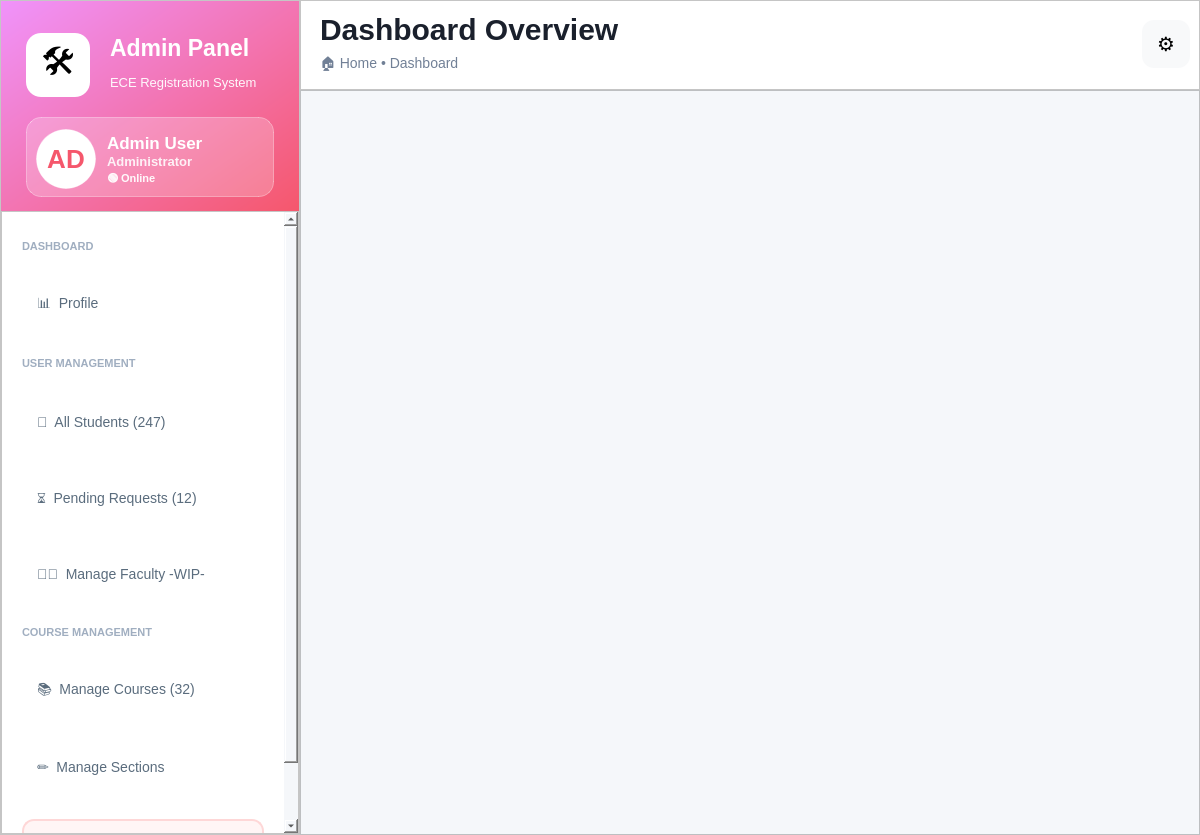
Before: the Qt Designer form app_ui/admin_ui/admin_dashboard.ui in Yasser-Daffa/ECE-Course-Registeration, drawn with Qt 5.
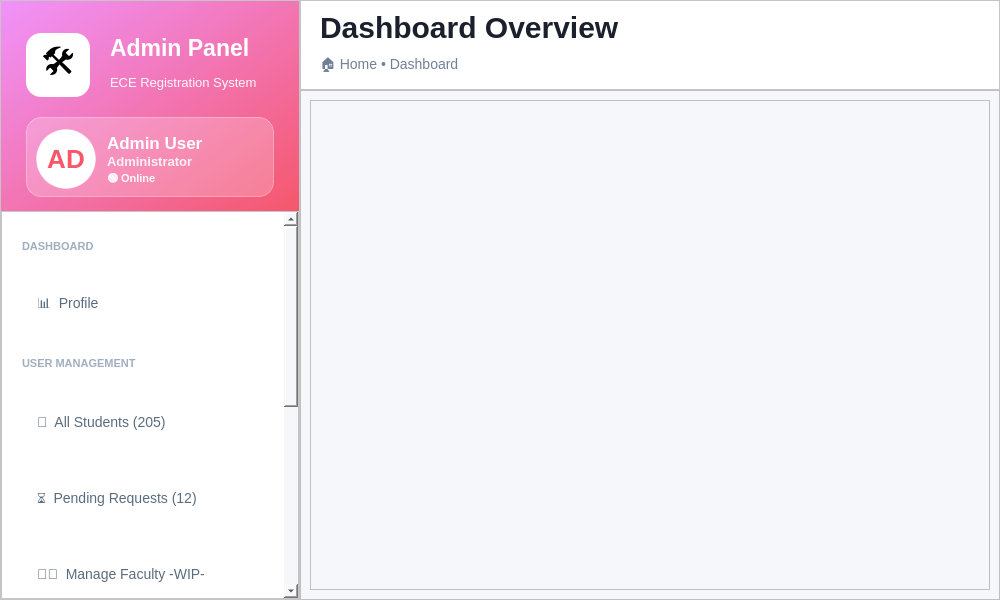
After: the same form once the commit is applied.

The edit to the form file:
```diff
--- a/app_ui/admin_ui/admin_dashboard.ui
+++ b/app_ui/admin_ui/admin_dashboard.ui
@@ -6,14 +6,14 @@
    <rect>
     <x>0</x>
     <y>0</y>
-    <width>1200</width>
-    <height>835</height>
+    <width>1000</width>
+    <height>600</height>
    </rect>
   </property>
   <property name="minimumSize">
    <size>
-    <width>1200</width>
-    <height>700</height>
+    <width>1000</width>
+    <height>600</height>
    </size>
   </property>
   <property name="windowTitle">
@@ -410,7 +410,7 @@
             <x>0</x>
             <y>0</y>
             <width>284</width>
-            <height>719</height>
+            <height>795</height>
            </rect>
           </property>
           <property name="styleSheet">
@@ -548,7 +548,7 @@
 </string>
              </property>
              <property name="text">
-              <string>👥  All Students (247)</string>
+              <string>👥  All Students (205)</string>
              </property>
              <property name="checkable">
               <bool>true</bool>
@@ -727,6 +727,56 @@
              </attribute>
             </widget>
            </item>
+           <item>
+            <widget class="QPushButton" name="buttonManagePrereqs">
+             <property name="minimumSize">
+              <size>
+               <width>0</width>
+               <height>48</height>
+              </size>
+             </property>
+             <property name="cursor">
+              <cursorShape>PointingHandCursor</cursorShape>
+             </property>
+             <property name="styleSheet">
+              <string notr="true">QPushButton {
+    background-color: transparent;
+    border: none;
+    border-radius: 10px;
+    color: #5a6c7d;
+    font-size: 14px;
+    text-align: left;
+    padding-left: 15px;
+}
+
+QPushButton:hover {
+    background-color: #f8f9fa;
+    color: #f5576c;
+}
+
+/* CHECKED / TOGGLED STATE */
+QPushButton:checked {
+    background-color: rgba(245, 87, 108, 0.10);  /* faint pink */
+    color: #f5576c; 
+    font-weight: bold;
+    border-left: 4px solid #f5576c;
+    padding-left: 11px; /* adjust so bar doesn’t push content too far */
+}
+
+/* PRESSED STATE (optional but clean) */
+QPushButton:pressed {
+    background-color: rgba(245, 87, 108, 0.18);
+}
+</string>
+             </property>
+             <property name="text">
+              <string>🔗  Manage Prerequisetes</string>
+             </property>
+             <property name="checkable">
+              <bool>true</bool>
+             </property>
+            </widget>
+           </item>
            <item>
             <widget class="QPushButton" name="buttonManageSections">
              <property name="minimumSize">
@@ -922,63 +972,6 @@
             </item>
            </layout>
           </item>
-          <item row="0" column="4">
-           <spacer name="topBarSpacer">
-            <property name="orientation">
-             <enum>Qt::Orientation::Horizontal</enum>
-            </property>
-            <property name="sizeType">
-             <enum>QSizePolicy::Policy::Expanding</enum>
-            </property>
-            <property name="sizeHint" stdset="0">
-             <size>
-              <width>40</width>
-              <height>20</height>
-             </size>
-            </property>
-           </spacer>
-          </item>
-          <item row="0" column="5">
-           <widget class="QPushButton" name="btnSettings">
-            <property name="minimumSize">
-             <size>
-              <width>48</width>
-              <height>48</height>
-             </size>
-            </property>
-            <property name="maximumSize">
-             <size>
-              <width>48</width>
-              <height>48</height>
-             </size>
-            </property>
-            <property name="cursor">
-             <cursorShape>PointingHandCursor</cursorShape>
-            </property>
-            <property name="styleSheet">
-             <string notr="true">QPushButton { background-color: #f8f9fa; border: none; border-radius: 12px; font-size: 20px; } QPushButton:hover { background-color: #e8ecf1; }</string>
-            </property>
-            <property name="text">
-             <string>⚙️</string>
-            </property>
-           </widget>
-          </item>
-          <item row="0" column="3">
-           <spacer name="horizontalSpacer">
-            <property name="orientation">
-             <enum>Qt::Orientation::Horizontal</enum>
-            </property>
-            <property name="sizeType">
-             <enum>QSizePolicy::Policy::MinimumExpanding</enum>
-            </property>
-            <property name="sizeHint" stdset="0">
-             <size>
-              <width>40</width>
-              <height>20</height>
-             </size>
-            </property>
-           </spacer>
-          </item>
           <item row="0" column="0">
            <spacer name="horizontalSpacer_4">
             <property name="orientation">
@@ -995,6 +988,22 @@
             </property>
            </spacer>
           </item>
+          <item row="0" column="3">
+           <spacer name="horizontalSpacer">
+            <property name="orientation">
+             <enum>Qt::Orientation::Horizontal</enum>
+            </property>
+            <property name="sizeType">
+             <enum>QSizePolicy::Policy::MinimumExpanding</enum>
+            </property>
+            <property name="sizeHint" stdset="0">
+             <size>
+              <width>40</width>
+              <height>20</height>
+             </size>
+            </property>
+           </spacer>
+          </item>
          </layout>
         </widget>
        </item>
@@ -1008,16 +1017,125 @@
          </property>
          <layout class="QVBoxLayout" name="verticalLayout_3">
           <item>
-           <widget class="QStackedWidget" name="stackedWidget">
-            <property name="currentIndex">
-             <number>5</number>
+           <widget class="QScrollArea" name="scrollArea">
+            <property name="styleSheet">
+             <string notr="true">
+/* ===== VERTICAL SCROLLBAR ===== */
+QScrollBar:vertical {
+    width: 12px;
+    background: rgba(255, 255, 255, 0.05);  /* subtle track */
+    margin: 0px 0px 0px 0;  /* TOP RIGHT BOTTOM LEFT */
+    border-radius: 6px;
+}
+
+QScrollBar::handle:vertical {
+    background: rgba(120, 120, 120, 0.35);  /* glassy thumb */
+    border-radius: 6px;
+    min-height: 30px;
+    border: 1px solid rgba(255, 255, 255, 0.2); /* subtle highlight */
+}
+
+QScrollBar::handle:vertical:hover {
+    background: rgba(120, 120, 120, 0.55);
+}
+
+/* Up/Down buttons */
+QScrollBar::add-line:vertical,
+QScrollBar::sub-line:vertical {
+    height: 16px;
+    background: rgba(180, 180, 180, 0.35);
+    border-radius: 4px;
+}
+
+/* Arrow icons */
+QScrollBar::up-arrow:vertical,
+QScrollBar::down-arrow:vertical {
+    width: 6px;
+    height: 6px;
+    background: transparent;
+}
+
+/* Remove the blank area inside */
+QScrollBar::add-page:vertical,
+QScrollBar::sub-page:vertical {
+    background: none;
+}
+/* ===== HORIZONTAL SCROLLBAR ===== */
+QScrollBar:horizontal {
+    height: 12px;
+    background: rgba(255, 255, 255, 0.05);  /* subtle track */
+    margin: 0px 0 0px 0;  /* TOP RIGHT BOTTOM LEFT */
+    border-radius: 6px;
+}
+
+QScrollBar::handle:horizontal {
+    background: rgba(120, 120, 120, 0.35);  /* glassy thumb */
+    border-radius: 6px;
+    min-width: 30px;
+    border: 1px solid rgba(255, 255, 255, 0.2); /* subtle highlight */
+}
+
+QScrollBar::handle:horizontal:hover {
+    background: rgba(120, 120, 120, 0.55);
+}
+
+/* Left/Right buttons */
+QScrollBar::add-line:horizontal,
+QScrollBar::sub-line:horizontal {
+    width: 16px;
+    background: rgba(180, 180, 180, 0.35);
+    border-radius: 4px;
+}
+
+/* Arrow icons */
+QScrollBar::left-arrow:horizontal,
+QScrollBar::right-arrow:horizontal {
+    width: 6px;
+    height: 6px;
+    background: transparent;
+}
+
+/* Remove the blank area inside */
+QScrollBar::add-page:horizontal,
+QScrollBar::sub-page:horizontal {
+    background: none;
+}
+</string>
             </property>
-            <widget class="QWidget" name="page0Profile"/>
-            <widget class="QWidget" name="page1AllStudents"/>
-            <widget class="QWidget" name="page2PendingRequests"/>
-            <widget class="QWidget" name="page3ManageFaculty"/>
-            <widget class="QWidget" name="page4ManageCourses"/>
-            <widget class="QWidget" name="page5ManageSections"/>
+            <property name="verticalScrollBarPolicy">
+             <enum>Qt::ScrollBarPolicy::ScrollBarAsNeeded</enum>
+            </property>
+            <property name="horizontalScrollBarPolicy">
+             <enum>Qt::ScrollBarPolicy::ScrollBarAsNeeded</enum>
+            </property>
+            <property name="widgetResizable">
+             <bool>true</bool>
+            </property>
+            <widget class="QWidget" name="scrollAreaWidgetContents">
+             <property name="geometry">
+              <rect>
+               <x>0</x>
+               <y>0</y>
+               <width>678</width>
+               <height>488</height>
+              </rect>
+             </property>
+             <layout class="QVBoxLayout" name="verticalLayout_4">
+              <item>
+               <widget class="QStackedWidget" name="stackedWidget">
+                <property name="currentIndex">
+                 <number>5</number>
+                </property>
+                <widget class="QWidget" name="page0Profile"/>
+                <widget class="QWidget" name="page1AllStudents"/>
+                <widget class="QWidget" name="page2PendingRequests"/>
+                <widget class="QWidget" name="page3ManageFaculty"/>
+                <widget class="QWidget" name="page4ManageCourses"/>
+                <widget class="QWidget" name="page5ManageSections"/>
+               </widget>
+              </item>
+             </layout>
+            </widget>
            </widget>
           </item>
          </layout>
```
